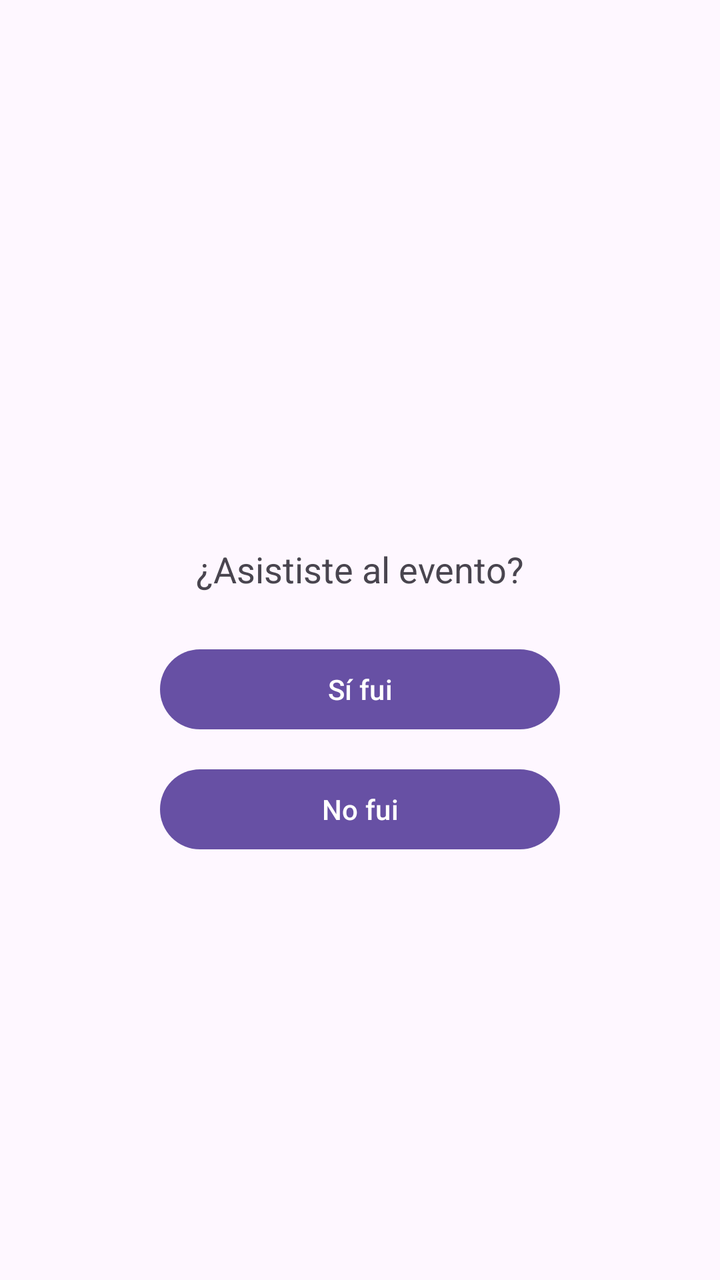
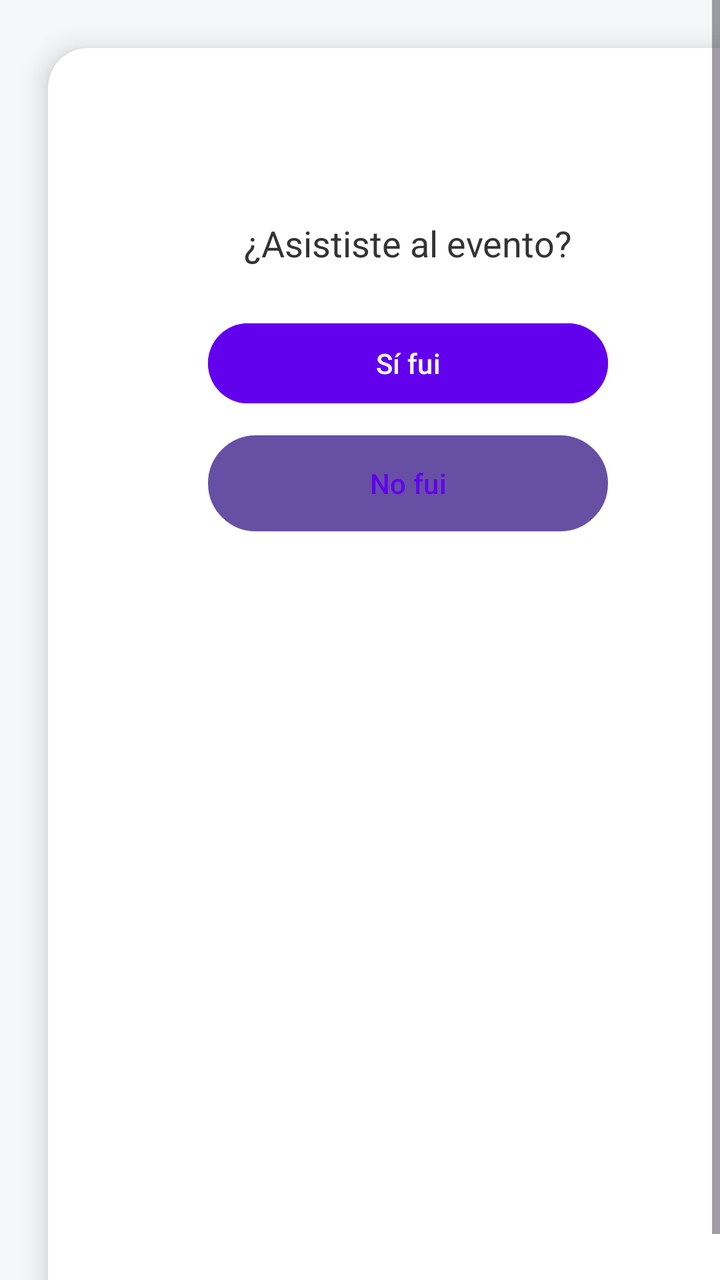

The first picture is an Android layout as it rendered before a commit; the second is the same layout after the commit. The layout source and the unified diff follow.
<!-- AndroidManifest.xml: application theme Theme.Projecte -->
<!-- res/layout/activity_encuesta.xml -->
<?xml version="1.0" encoding="utf-8"?>
<LinearLayout xmlns:android="http://schemas.android.com/apk/res/android"
    android:layout_width="match_parent"
    android:layout_height="match_parent"
    android:orientation="vertical"
    android:padding="24dp"
    android:gravity="center">

    <TextView
        android:id="@+id/encuestaTitulo"
        android:layout_width="match_parent"
        android:layout_height="wrap_content"
        android:textSize="22sp"
        android:textStyle="bold"
        android:gravity="center"
        android:layout_marginBottom="32dp"/>

    
    <LinearLayout
        android:id="@+id/layoutPaso1"
        android:layout_width="match_parent"
        android:layout_height="wrap_content"
        android:orientation="vertical"
        android:gravity="center">

        <TextView
            android:layout_width="wrap_content"
            android:layout_height="wrap_content"
            android:text="¿Asististe al evento?"
            android:textSize="18sp"
            android:layout_marginBottom="24dp"/>

        <Button
            android:id="@+id/btnSiVaig"
            android:layout_width="200dp"
            android:layout_height="wrap_content"
            android:text="Sí fui"
            android:layout_marginBottom="12dp"/>

        <Button
            android:id="@+id/btnNoVaig"
            android:layout_width="200dp"
            android:layout_height="wrap_content"
            android:text="No fui"/>

    </LinearLayout>

    
    <LinearLayout
        android:id="@+id/layoutPaso2"
        android:layout_width="match_parent"
        android:layout_height="wrap_content"
        android:orientation="vertical"
        android:gravity="center"
        android:visibility="gone">

        <TextView
            android:layout_width="wrap_content"
            android:layout_height="wrap_content"
            android:text="¿Cuánto te gustó?"
            android:textSize="18sp"
            android:layout_marginBottom="16dp"/>

        <RatingBar
            android:id="@+id/ratingBar"
            android:layout_width="wrap_content"
            android:layout_height="wrap_content"
            android:numStars="5"
            android:stepSize="0.5"
            android:rating="2.5"
            android:layout_marginBottom="8dp"/>

        <TextView
            android:id="@+id/tvPuntuacion"
            android:layout_width="wrap_content"
            android:layout_height="wrap_content"
            android:text="5 / 10"
            android:textSize="16sp"
            android:layout_marginBottom="24dp"/>

        <EditText
            android:id="@+id/editMissatge"
            android:layout_width="match_parent"
            android:layout_height="120dp"
            android:hint="Mensaje opcional..."
            android:gravity="top"
            android:inputType="textMultiLine"
            android:layout_marginBottom="24dp"/>

        <Button
            android:id="@+id/btnEnviar"
            android:layout_width="200dp"
            android:layout_height="wrap_content"
            android:text="Enviar"/>

    </LinearLayout>

</LinearLayout>
<!-- resources referenced by this layout -->
<resources>
  <style name="Theme.Projecte" parent="Base.Theme.Projecte" />
  <style name="Base.Theme.Projecte" parent="Theme.Material3.DayNight.NoActionBar">
          
          
      </style>
</resources>

<!-- the commit's change to res/layout/activity_encuesta.xml (unified diff, before → after) -->
@@ -1,98 +1,127 @@
 <?xml version="1.0" encoding="utf-8"?>
-<LinearLayout xmlns:android="http://schemas.android.com/apk/res/android"
+<ScrollView xmlns:android="http://schemas.android.com/apk/res/android"
     android:layout_width="match_parent"
     android:layout_height="match_parent"
-    android:orientation="vertical"
-    android:padding="24dp"
-    android:gravity="center">
+    xmlns:app="http://schemas.android.com/apk/res-auto"
+    android:background="#F5F7F9"
+    android:fillViewport="true">
 
-    <TextView
-        android:id="@+id/encuestaTitulo"
+    <androidx.cardview.widget.CardView
         android:layout_width="match_parent"
         android:layout_height="wrap_content"
-        android:textSize="22sp"
-        android:textStyle="bold"
-        android:gravity="center"
-        android:layout_marginBottom="32dp"/>
+        android:layout_margin="24dp"
+        app:cardCornerRadius="20dp"
+        app:cardElevation="8dp">
 
-    
-    <LinearLayout
-        android:id="@+id/layoutPaso1"
-        android:layout_width="match_parent"
-        android:layout_height="wrap_content"
-        android:orientation="vertical"
-        android:gravity="center">
+        <LinearLayout
+            android:layout_width="match_parent"
+            android:layout_height="wrap_content"
+            android:orientation="vertical"
+            android:padding="24dp"
+            android:gravity="center">
 
-        <TextView
-            android:layout_width="wrap_content"
-            android:layout_height="wrap_content"
-            android:text="¿Asististe al evento?"
-            android:textSize="18sp"
-            android:layout_marginBottom="24dp"/>
+            <TextView
+                android:id="@+id/encuestaTitulo"
+                android:layout_width="match_parent"
+                android:layout_height="wrap_content"
+                android:textSize="22sp"
+                android:textStyle="bold"
+                android:textColor="#1A237E"
+                android:gravity="center"
+                android:layout_marginBottom="32dp"/>
 
-        <Button
-            android:id="@+id/btnSiVaig"
-            android:layout_width="200dp"
-            android:layout_height="wrap_content"
-            android:text="Sí fui"
-            android:layout_marginBottom="12dp"/>
+            
+            <LinearLayout
+                android:id="@+id/layoutPaso1"
+                android:layout_width="match_parent"
+                android:layout_height="wrap_content"
+                android:orientation="vertical"
+                android:gravity="center">
 
-        <Button
-            android:id="@+id/btnNoVaig"
-            android:layout_width="200dp"
-            android:layout_height="wrap_content"
-            android:text="No fui"/>
+                <TextView
+                    android:layout_width="wrap_content"
+                    android:layout_height="wrap_content"
+                    android:text="¿Asististe al evento?"
+                    android:textSize="18sp"
+                    android:textColor="#333333"
+                    android:layout_marginBottom="24dp"/>
 
-    </LinearLayout>
+                <Button
+                    android:id="@+id/btnSiVaig"
+                    android:layout_width="200dp"
+                    android:layout_height="wrap_content"
+                    android:text="Sí fui"
+                    android:textColor="#FFFFFF"
+                    android:backgroundTint="#6200EE"
+                    android:layout_marginBottom="12dp"
+                    app:cornerRadius="30dp"/>
 
-    
-    <LinearLayout
-        android:id="@+id/layoutPaso2"
-        android:layout_width="match_parent"
-        android:layout_height="wrap_content"
-        android:orientation="vertical"
-        android:gravity="center"
-        android:visibility="gone">
+                <Button
+                    android:id="@+id/btnNoVaig"
+                    android:layout_width="200dp"
+                    android:layout_height="wrap_content"
+                    android:text="No fui"
+                    android:textColor="#6200EE"
+                    android:backgroundTint="@android:color/transparent"
+                    android:background="@drawable/btn_outline_primary"
+                    app:cornerRadius="30dp"/>
+            </LinearLayout>
 
-        <TextView
-            android:layout_width="wrap_content"
-            android:layout_height="wrap_content"
-            android:text="¿Cuánto te gustó?"
-            android:textSize="18sp"
-            android:layout_marginBottom="16dp"/>
+            
+            <LinearLayout
+                android:id="@+id/layoutPaso2"
+                android:layout_width="match_parent"
+                android:layout_height="wrap_content"
+                android:orientation="vertical"
+                android:gravity="center"
+                android:visibility="gone">
 
-        <RatingBar
-            android:id="@+id/ratingBar"
-            android:layout_width="wrap_content"
-            android:layout_height="wrap_content"
-            android:numStars="5"
-            android:stepSize="0.5"
-            android:rating="2.5"
-            android:layout_marginBottom="8dp"/>
+                <TextView
+                    android:layout_width="wrap_content"
+                    android:layout_height="wrap_content"
+                    android:text="¿Cuánto te gustó?"
+                    android:textSize="18sp"
+                    android:textColor="#333333"
+                    android:layout_marginBottom="16dp"/>
 
-        <TextView
-            android:id="@+id/tvPuntuacion"
-            android:layout_width="wrap_content"
-            android:layout_height="wrap_content"
-            android:text="5 / 10"
-            android:textSize="16sp"
-            android:layout_marginBottom="24dp"/>
+                <RatingBar
+                    android:id="@+id/ratingBar"
+                    android:layout_width="wrap_content"
+                    android:layout_height="wrap_content"
+                    android:numStars="5"
+                    android:stepSize="0.5"
+                    android:rating="2.5"
+                    android:layout_marginBottom="8dp"/>
 
-        <EditText
-            android:id="@+id/editMissatge"
-            android:layout_width="match_parent"
-            android:layout_height="120dp"
-            android:hint="Mensaje opcional..."
-            android:gravity="top"
-            android:inputType="textMultiLine"
-            android:layout_marginBottom="24dp"/>
+                <TextView
+                    android:id="@+id/tvPuntuacion"
+                    android:layout_width="wrap_content"
+                    android:layout_height="wrap_content"
+                    android:text="5 / 10"
+                    android:textSize="16sp"
+                    android:textColor="#666666"
+                    android:layout_marginBottom="24dp"/>
 
-        <Button
-            android:id="@+id/btnEnviar"
-            android:layout_width="200dp"
-            android:layout_height="wrap_content"
-            android:text="Enviar"/>
+                <EditText
+                    android:id="@+id/editMissatge"
+                    android:layout_width="match_parent"
+                    android:layout_height="120dp"
+                    android:hint="Mensaje opcional..."
+                    android:gravity="top"
+                    android:inputType="textMultiLine"
+                    android:background="@drawable/bg_edittext_rounded"
+                    android:padding="12dp"
+                    android:layout_marginBottom="24dp"/>
 
-    </LinearLayout>
-
-</LinearLayout>
+                <Button
+                    android:id="@+id/btnEnviar"
+                    android:layout_width="200dp"
+                    android:layout_height="wrap_content"
+                    android:text="Enviar"
+                    android:textColor="#FFFFFF"
+                    android:backgroundTint="#1A237E"
+                    app:cornerRadius="30dp"/>
+            </LinearLayout>
+        </LinearLayout>
+    </androidx.cardview.widget.CardView>
+</ScrollView>
<!-- resource entries referenced after the edit -->
@@ -1,5 +1,16 @@
 <!-- resources referenced by this layout -->
 <resources>
+  <!-- drawable bg_edittext_rounded (drawable) -->
+  <shape xmlns:android="http://schemas.android.com/apk/res/android" android:shape="rectangle">
+      <solid android:color="#FFFFFF" />
+      <stroke android:width="1dp" android:color="#DDDDDD" />
+      <corners android:radius="12dp" />
+  </shape>
+  <!-- drawable btn_outline_primary (drawable) -->
+  <shape xmlns:android="http://schemas.android.com/apk/res/android" android:shape="rectangle">
+      <stroke android:width="2dp" android:color="#6200EE" />
+      <corners android:radius="30dp" />
+  </shape>
   <style name="Theme.Projecte" parent="Base.Theme.Projecte" />
   <style name="Base.Theme.Projecte" parent="Theme.Material3.DayNight.NoActionBar">
           
